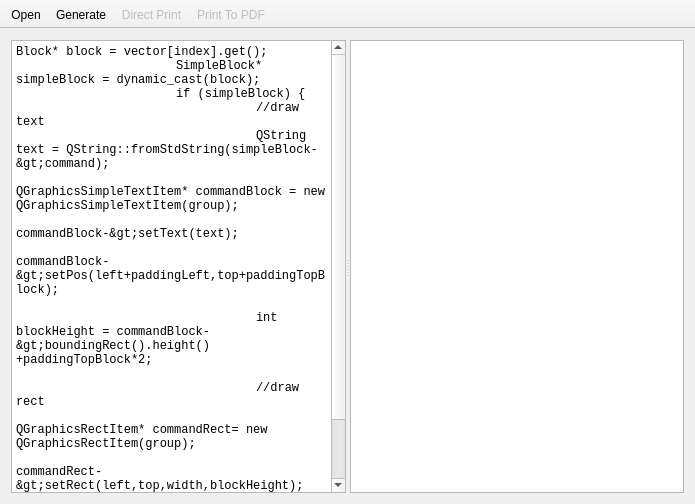
This is MainWindow.ui in Denterosent/qtroad as Qt 5 draws it before an edit. The edited form follows.
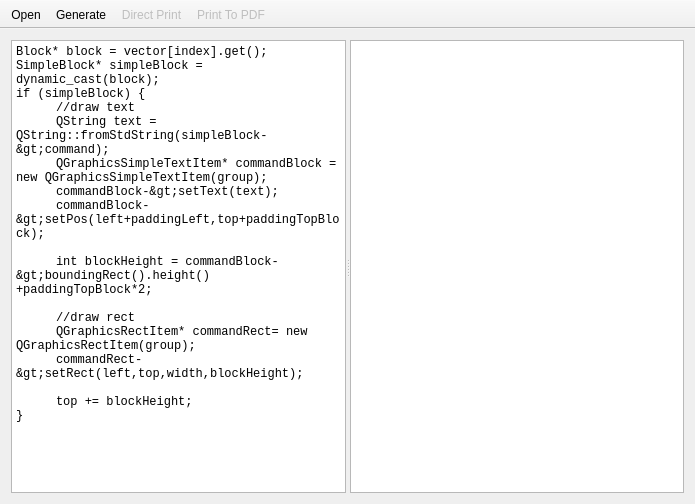
This is the edited form.

Commit message: Make text look a little bit nicer

Patch:
```diff
--- a/MainWindow.ui
+++ b/MainWindow.ui
@@ -28,22 +28,25 @@
        </property>
        <property name="plainText">
         <string>Block* block = vector[index].get();
-		SimpleBlock* simpleBlock = dynamic_cast&lt;SimpleBlock*&gt;(block);
-		if (simpleBlock) {
-			//draw text
-			QString text = QString::fromStdString(simpleBlock-&gt;command);
-			QGraphicsSimpleTextItem* commandBlock = new QGraphicsSimpleTextItem(group);
-			commandBlock-&gt;setText(text);
-			commandBlock-&gt;setPos(left+paddingLeft,top+paddingTopBlock);
+SimpleBlock* simpleBlock = dynamic_cast&lt;SimpleBlock*&gt;(block);
+if (simpleBlock) {
+	//draw text
+	QString text = QString::fromStdString(simpleBlock-&gt;command);
+	QGraphicsSimpleTextItem* commandBlock = new QGraphicsSimpleTextItem(group);
+	commandBlock-&gt;setText(text);
+	commandBlock-&gt;setPos(left+paddingLeft,top+paddingTopBlock);
 
-			int blockHeight = commandBlock-&gt;boundingRect().height()+paddingTopBlock*2;
+	int blockHeight = commandBlock-&gt;boundingRect().height()+paddingTopBlock*2;
 
-			//draw rect
-			QGraphicsRectItem* commandRect= new QGraphicsRectItem(group);
-			commandRect-&gt;setRect(left,top,width,blockHeight);
+	//draw rect
+	QGraphicsRectItem* commandRect= new QGraphicsRectItem(group);
+	commandRect-&gt;setRect(left,top,width,blockHeight);
 
-			top += blockHeight;
-		}</string>
+	top += blockHeight;
+}</string>
+       </property>
+       <property name="tabStopWidth">
+        <number>40</number>
        </property>
       </widget>
       <widget class="QGraphicsView" name="graphicsView"/>
```
